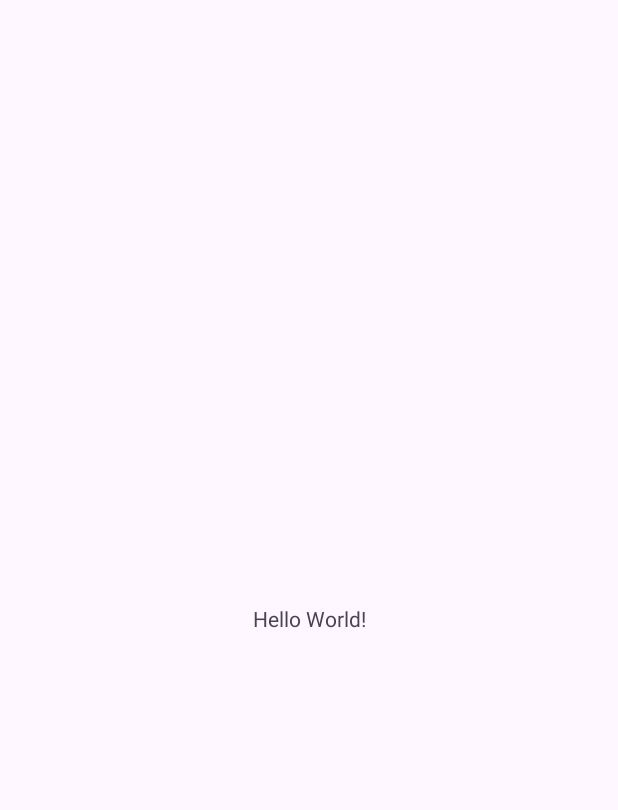
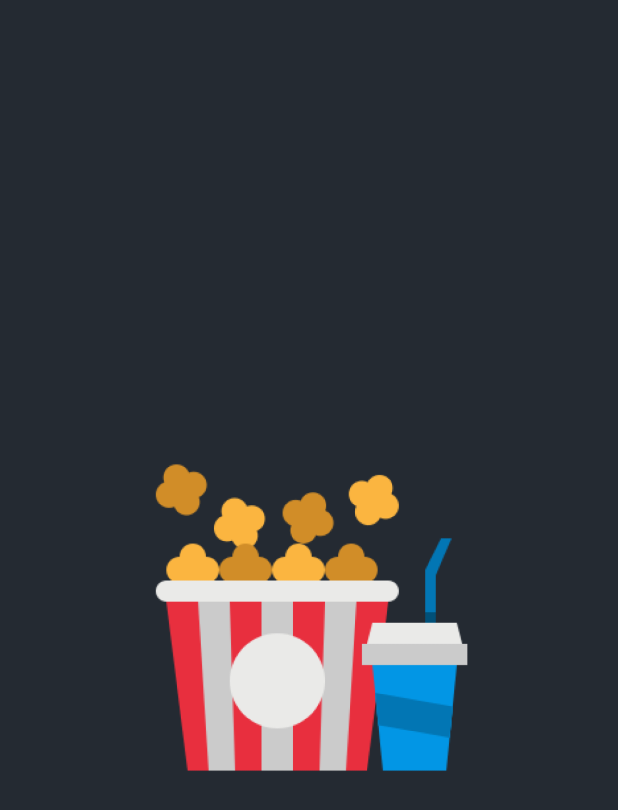
Before and after one commit to Ruzibekov/Movies_App, an Android app: the first screen one second after launch (MainActivity), on a phone screen of 412 x 824 dp. Before the commit the part shown is almost empty. Shown: the top 810 px of the screen. Run offline under Robolectric (Android 15) with nearby library versions, the phone set to English and light mode, and no system bars; our stand-ins replace Dagger/Hilt's generated code.

```diff
--- a/app/src/main/AndroidManifest.xml
+++ b/app/src/main/AndroidManifest.xml
@@ -3,6 +3,7 @@
     xmlns:tools="http://schemas.android.com/tools">
 
     <application
+        android:name=".app.App"
         android:allowBackup="true"
         android:dataExtractionRules="@xml/data_extraction_rules"
         android:fullBackupContent="@xml/backup_rules"
@@ -12,8 +13,9 @@
         android:supportsRtl="true"
         android:theme="@style/Theme.MoviesApp"
         tools:targetApi="31">
+
         <activity
-            android:name=".MainActivity"
+            android:name=".ui.MainActivity"
             android:exported="true">
             <intent-filter>
                 <action android:name="android.intent.action.MAIN" />
--- /dev/null
+++ b/app/src/main/java/com/example/moviesapp/app/App.kt
@@ -0,0 +1,8 @@
+package com.example.moviesapp.app
+
+import android.app.Application
+import dagger.hilt.android.HiltAndroidApp
+
+@HiltAndroidApp
+class App: Application() {
+}
--- /dev/null
+++ b/app/src/main/java/com/example/moviesapp/ui/MainActivity.kt
@@ -0,0 +1,26 @@
+package com.example.moviesapp.ui
+
+import androidx.appcompat.app.AppCompatActivity
+import android.os.Bundle
+import android.widget.FrameLayout
+import com.example.moviesapp.R
+import com.example.moviesapp.ui.splash.SplashFragment
+
+class MainActivity : AppCompatActivity() {
+
+    override fun onCreate(savedInstanceState: Bundle?) {
+        super.onCreate(savedInstanceState)
+        setContentView(R.layout.activity_main)
+
+        initViews()
+    }
+
+    private fun initViews() {
+
+        supportFragmentManager
+            .beginTransaction()
+            .replace(R.id.root_container,SplashFragment())
+            .commit()
+    }
+
+}
--- /dev/null
+++ b/app/src/main/java/com/example/moviesapp/ui/splash/SplashFragment.kt
@@ -0,0 +1,34 @@
+package com.example.moviesapp.ui.splash
+
+import android.os.Bundle
+import android.os.Handler
+import android.os.Looper
+import android.view.View
+import androidx.fragment.app.Fragment
+import androidx.fragment.app.FragmentTransaction
+import com.example.moviesapp.R
+import com.example.moviesapp.ui.main.MainFragment
+
+class SplashFragment : Fragment(R.layout.fragment_splash){
+
+    override fun onViewCreated(view: View, savedInstanceState: Bundle?) {
+        super.onViewCreated(view, savedInstanceState)
+
+        openMainFragment()
+    }
+
+    private fun openMainFragment() {
+        Handler(Looper.getMainLooper()).postDelayed({
+            val fragmentManager = requireFragmentManager()
+            val transaction = fragmentManager.beginTransaction()
+            transaction.addToBackStack(null)
+            transaction.setTransition(FragmentTransaction.TRANSIT_FRAGMENT_FADE)
+            transaction.replace(R.id.root_container, MainFragment())
+            transaction.commit()
+//            fragmentManager
+//                ?.beginTransaction()
+//                ?.replace(R.id.root_container, MainFragment())
+//                ?.commit()
+        },2600)
+    }
+}
--- a/app/src/main/res/layout/activity_main.xml
+++ b/app/src/main/res/layout/activity_main.xml
@@ -1,18 +1,10 @@
 <?xml version="1.0" encoding="utf-8"?>
-<androidx.constraintlayout.widget.ConstraintLayout xmlns:android="http://schemas.android.com/apk/res/android"
-    xmlns:app="http://schemas.android.com/apk/res-auto"
+<FrameLayout
+    xmlns:android="http://schemas.android.com/apk/res/android"
     xmlns:tools="http://schemas.android.com/tools"
     android:layout_width="match_parent"
     android:layout_height="match_parent"
-    tools:context=".MainActivity">
+    android:id="@+id/root_container"
+    tools:context=".ui.MainActivity">
 
-    <TextView
-        android:layout_width="wrap_content"
-        android:layout_height="wrap_content"
-        android:text="Hello World!"
-        app:layout_constraintBottom_toBottomOf="parent"
-        app:layout_constraintEnd_toEndOf="parent"
-        app:layout_constraintStart_toStartOf="parent"
-        app:layout_constraintTop_toTopOf="parent" />
-
-</androidx.constraintlayout.widget.ConstraintLayout>
+</FrameLayout>
--- /dev/null
+++ b/app/src/main/res/navigation/nav_graph.xml
@@ -0,0 +1,6 @@
+<?xml version="1.0" encoding="utf-8"?>
+<navigation xmlns:android="http://schemas.android.com/apk/res/android"
+    xmlns:app="http://schemas.android.com/apk/res-auto"
+    android:id="@+id/nav_graph">
+
+</navigation>
--- a/app/src/main/res/values/colors.xml
+++ b/app/src/main/res/values/colors.xml
@@ -9,4 +9,5 @@
     <color name="dark">#25283652</color>
     <color name="light_gray">#92929D</color>
     <color name="dark_gray">#3A3F47</color>
+
 </resources>
--- a/app/src/main/res/values/themes.xml
+++ b/app/src/main/res/values/themes.xml
@@ -5,5 +5,9 @@
         <!-- <item name="colorPrimary">@color/my_light_primary</item> -->
     </style>
 
-    <style name="Theme.MoviesApp" parent="Base.Theme.MoviesApp" />
+    <style name="Theme.MoviesApp" parent="Base.Theme.MoviesApp">
+
+        <item name="android:statusBarColor">#7CA9FF</item>
+        <item name="android:windowTranslucentStatus">true</item>
+    </style>
 </resources>
--- a/build.gradle
+++ b/build.gradle
@@ -1,6 +1,7 @@
 // Top-level build file where you can add configuration options common to all sub-projects/modules.
 plugins {
-    id 'com.android.application' version '8.0.2' apply false
-    id 'com.android.library' version '8.0.2' apply false
+    id 'com.android.application' version '7.1.0' apply false
+    id 'com.android.library' version '7.1.0' apply false
     id 'org.jetbrains.kotlin.android' version '1.8.20' apply false
+    id 'com.google.dagger.hilt.android' version '2.44' apply false
 }
```
Also changed, not shown: app/build.gradle (+9 -1 lines), app/src/main/java/com/example/moviesapp/MainActivity.kt (deleted, +0 -13 lines), app/src/main/java/com/example/moviesapp/ui/main/MainFragment.kt (added, +15 -0 lines), app/src/main/res/drawable/image_splash.png (added), gradle/wrapper/gradle-wrapper.properties.
